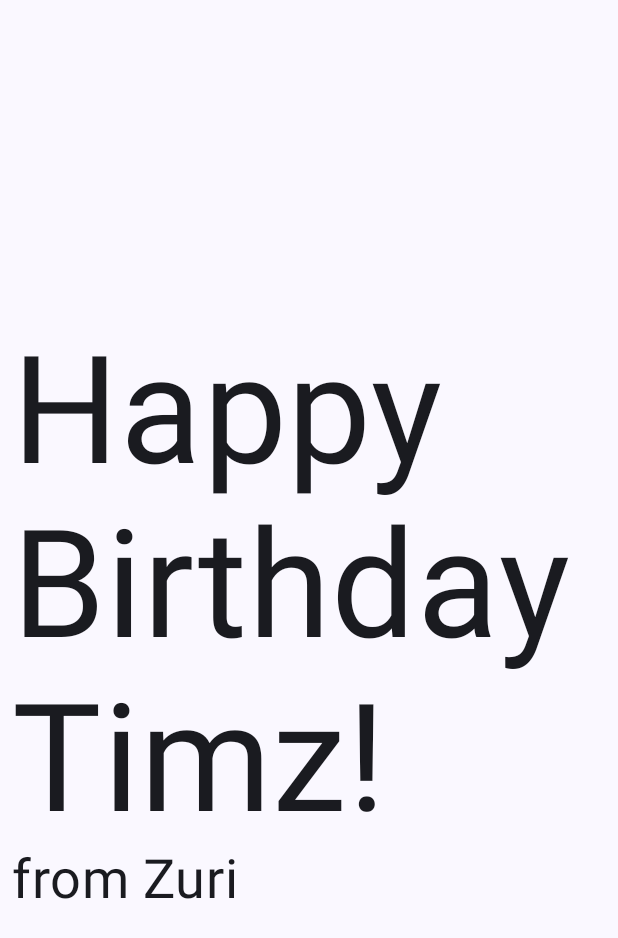
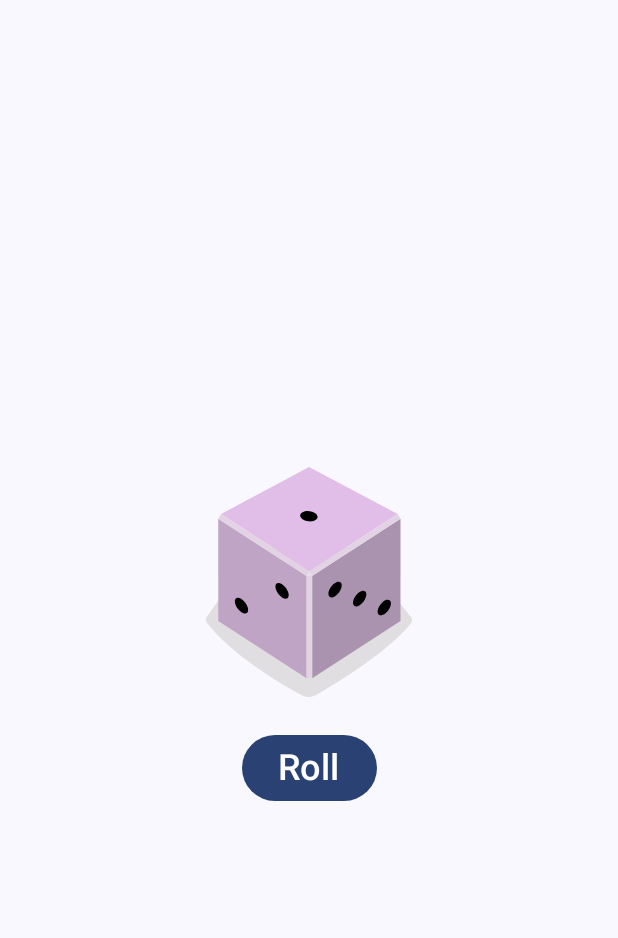
Before and after one commit to TimzOwen/TheAndroidComposeSeries, an Android app built with Jetpack Compose: the screen it shows after launch (MainActivity), on a phone screen of 412 x 824 dp. Shown: the top 938 px of the screen. Run offline under Robolectric (Android 15) with nearby library versions, the phone set to English and light mode, and no system bars; 1 statement that could not run was skipped.

Commit message:
dice roller image

```diff
--- a/app/src/main/java/com/example/happybirthdaycard/MainActivity.kt
+++ b/app/src/main/java/com/example/happybirthdaycard/MainActivity.kt
@@ -4,15 +4,25 @@
 import androidx.activity.ComponentActivity
 import androidx.activity.compose.setContent
 import androidx.activity.enableEdgeToEdge
+import androidx.compose.foundation.Image
 import androidx.compose.foundation.layout.Arrangement
 import androidx.compose.foundation.layout.Column
 import androidx.compose.foundation.layout.fillMaxSize
-import androidx.compose.foundation.layout.padding
+import androidx.compose.foundation.layout.size
+import androidx.compose.foundation.layout.wrapContentSize
+import androidx.compose.material3.Button
 import androidx.compose.material3.MaterialTheme
 import androidx.compose.material3.Surface
 import androidx.compose.material3.Text
 import androidx.compose.runtime.Composable
+import androidx.compose.runtime.getValue
+import androidx.compose.runtime.mutableStateOf
+import androidx.compose.runtime.remember
+import androidx.compose.runtime.setValue
+import androidx.compose.ui.Alignment
 import androidx.compose.ui.Modifier
+import androidx.compose.ui.res.painterResource
+import androidx.compose.ui.res.stringResource
 import androidx.compose.ui.tooling.preview.Preview
 import androidx.compose.ui.unit.dp
 import androidx.compose.ui.unit.sp
@@ -28,44 +38,59 @@
                     modifier = Modifier.fillMaxSize(),
                     color = MaterialTheme.colorScheme.background
                 ) {
-                    GreetingText(
-                        message = "Happy Birthday Timz! ",
-                        from = "from Zuri",
-                        modifier = Modifier.padding(8.dp)
-                    )
+                  DiceApp()
                 }
             }
         }
     }
 }
 
+@Composable
+fun DiceApp() {
+    DiceWithButtonAndImage(modifier = Modifier
+        .fillMaxSize()
+        .wrapContentSize(Alignment.Center))
+}
 
 @Composable
-fun GreetingText(
-    message: String,
-    from: String,
-    modifier: Modifier = Modifier
-) {
+fun DiceWithButtonAndImage(modifier: Modifier = Modifier) {
+
+    var rollNumber by remember { mutableStateOf(1) }
+    val imageResource = when (rollNumber) {
+        1 -> R.drawable.dice_1
+        2 -> R.drawable.dice_2
+        3 -> R.drawable.dice_3
+        4 -> R.drawable.dice_4
+        5 -> R.drawable.dice_5
+        else -> R.drawable.dice_6
+    }
+
     Column(
+        modifier = modifier,
         verticalArrangement = Arrangement.Center,
-        modifier = modifier
+        horizontalAlignment = Alignment.CenterHorizontally
     ) {
-        Text(
-            text = message,
-            fontSize = 100.sp,
-            lineHeight = 116.sp
+        Image(
+            modifier = Modifier.size(200.dp),
+            painter = painterResource(imageResource),
+            contentDescription = stringResource(R.string.dice_image)
         )
-        Text(
-            text = from,
-            fontSize = 36.sp
-        )
+        Button(onClick = {
+            rollNumber = (1..6).random()
+        }) {
+            Text(
+                text = stringResource(R.string.roll),
+                fontSize = 24.sp
+            )
+        }
     }
 }
+
 
 @Preview(showBackground = true)
 @Composable
 fun GreetingPreview() {
     HappyBirthdayCardTheme {
-        GreetingText(message = "Happy Birthday Sam! ", from = "from Emma")
+        DiceWithButtonAndImage()
     }
 }
--- /dev/null
+++ b/app/src/main/res/drawable/dice_1.xml
@@ -0,0 +1,66 @@
+<!--
+  ~ Copyright 2022, The Android Open Source Project
+  ~
+  ~ Licensed under the Apache License, Version 2.0 (the "License");
+  ~ you may not use this file except in compliance with the License.
+  ~ You may obtain a copy of the License at
+  ~
+  ~     http://www.apache.org/licenses/LICENSE-2.0
+  ~
+  ~ Unless required by applicable law or agreed to in writing, software
+  ~ distributed under the License is distributed on an "AS IS" BASIS,
+  ~ WITHOUT WARRANTIES OR CONDITIONS OF ANY KIND, either express or implied.
+  ~ See the License for the specific language governing permissions and
+  ~ limitations under the License.
+  -->
+
+<vector xmlns:android="http://schemas.android.com/apk/res/android"
+    android:width="200dp"
+    android:height="250dp"
+    android:viewportWidth="800"
+    android:viewportHeight="1000">
+    <path
+        android:fillAlpha="0.5"
+        android:fillColor="#C5C4C4"
+        android:pathData="M740.8,635.42c-68.27,90.47 -249.77,201.76 -316,240.63a50.7,50.7 0,0 1,-49.93 0.81c-64.19,-35 -234.09,-133.88 -315.65,-242a14.69,14.69 0,0 1,-0.12 -17.49c77.58,-106.29 159.67,-258.89 341.06,-258.89 182,0 242.19,139.08 340.27,258.88A14.62,14.62 0,0 1,740.8 635.42Z"
+        android:strokeAlpha="0.5" />
+    <path
+        android:fillColor="#AA93AE"
+        android:pathData="M704.9,630l-294.29,191.06l0,-340.85l294.29,-191.06l0,340.85z" />
+    <path
+        android:fillColor="#C0A4C5"
+        android:pathData="M97.59,630l294.29,191.06l0,-340.85l-294.29,-191.06l0,340.85z" />
+    <path
+        android:fillColor="#E1BEE7"
+        android:pathData="M400.14,464.73l-293.19,-191.45l293.19,-156.31l295.39,156.31l-295.39,191.45z" />
+    <path
+        android:fillColor="#E2D3E4"
+        android:pathData="M106.95,273.28l-9.36,15.87l294.29,191.06l8.26,-15.48l-293.19,-191.45z" />
+    <path
+        android:fillColor="#E2D3E4"
+        android:pathData="M695.53,273.28l9.37,15.87l-294.29,191.06l-10.47,-15.48l295.39,-191.45z" />
+    <path
+        android:fillColor="#E2D3E4"
+        android:pathData="M391.88,480.21h18.73v340.85h-18.73z" />
+    <path
+        android:fillColor="#E7DCE8"
+        android:pathData="M400.14,464.73l-8.26,15.48l18.73,0l-10.47,-15.48z" />
+    <path
+        android:fillColor="#000000"
+        android:pathData="M397.45,297.62a16.9,28.71 97.07,1 0,4.16 -33.54a16.9,28.71 97.07,1 0,-4.16 33.54z" />
+    <path
+        android:fillColor="#000000"
+        android:pathData="M297.17,539.02a30.12,16.11 53.82,1 0,26.01 -19.02a30.12,16.11 53.82,1 0,-26.01 19.02z" />
+    <path
+        android:fillColor="#000000"
+        android:pathData="M161.96,588.24a30.12,16.11 53.82,1 0,26.01 -19.02a30.12,16.11 53.82,1 0,-26.01 19.02z" />
+    <path
+        android:fillColor="#000000"
+        android:pathData="M551.15,579.45a30.12,16.11 126.18,1 0,35.56 -48.62a30.12,16.11 126.18,1 0,-35.56 48.62z" />
+    <path
+        android:fillColor="#000000"
+        android:pathData="M469.12,549.58a30.12,16.11 126.18,1 0,35.56 -48.62a30.12,16.11 126.18,1 0,-35.56 48.62z" />
+    <path
+        android:fillColor="#000000"
+        android:pathData="M633.17,609.29a30.12,16.11 126.18,1 0,35.56 -48.62a30.12,16.11 126.18,1 0,-35.56 48.62z" />
+</vector>
--- /dev/null
+++ b/app/src/main/res/drawable/dice_2.xml
@@ -0,0 +1,66 @@
+<!--
+  ~ Copyright 2022, The Android Open Source Project
+  ~
+  ~ Licensed under the Apache License, Version 2.0 (the "License");
+  ~ you may not use this file except in compliance with the License.
+  ~ You may obtain a copy of the License at
+  ~
+  ~     http://www.apache.org/licenses/LICENSE-2.0
+  ~
+  ~ Unless required by applicable law or agreed to in writing, software
+  ~ distributed under the License is distributed on an "AS IS" BASIS,
+  ~ WITHOUT WARRANTIES OR CONDITIONS OF ANY KIND, either express or implied.
+  ~ See the License for the specific language governing permissions and
+  ~ limitations under the License.
+  -->
+
+<vector xmlns:android="http://schemas.android.com/apk/res/android"
+    android:width="200dp"
+    android:height="250dp"
+    android:viewportWidth="800"
+    android:viewportHeight="1000">
+    <path
+        android:fillAlpha="0.5"
+        android:fillColor="#C5C4C4"
+        android:pathData="M740.8,635.42c-68.27,90.47 -249.77,201.76 -316,240.63a50.7,50.7 0,0 1,-49.93 0.81c-64.19,-35 -234.09,-133.88 -315.65,-242a14.69,14.69 0,0 1,-0.12 -17.49c77.58,-106.29 159.67,-258.89 341.06,-258.89 182,0 242.19,139.08 340.27,258.88A14.62,14.62 0,0 1,740.8 635.42Z"
+        android:strokeAlpha="0.5" />
+    <path
+        android:fillColor="#AA93AE"
+        android:pathData="M704.9,630l-294.29,191.06l0,-340.85l294.29,-191.06l0,340.85z" />
+    <path
+        android:fillColor="#C0A4C5"
+        android:pathData="M97.59,630l294.29,191.06l0,-340.85l-294.29,-191.06l0,340.85z" />
+    <path
+        android:fillColor="#E1BEE7"
+        android:pathData="M400.14,464.73l-293.19,-191.45l293.19,-156.31l295.39,156.31l-295.39,191.45z" />
+    <path
+        android:fillColor="#E2D3E4"
+        android:pathData="M106.95,273.28l-9.36,15.87l294.29,191.06l8.26,-15.48l-293.19,-191.45z" />
+    <path
+        android:fillColor="#E2D3E4"
+        android:pathData="M695.53,273.28l9.37,15.87l-294.29,191.06l-10.47,-15.48l295.39,-191.45z" />
+    <path
+        android:fillColor="#E2D3E4"
+        android:pathData="M391.88,480.21h18.73v340.85h-18.73z" />
+    <path
+        android:fillColor="#E7DCE8"
+        android:pathData="M400.14,464.73l-8.26,15.48l18.73,0l-10.47,-15.48z" />
+    <path
+        android:fillColor="#000000"
+        android:pathData="M520.85,303.25a16.9,28.71 97.07,1 0,4.16 -33.54a16.9,28.71 97.07,1 0,-4.16 33.54z" />
+    <path
+        android:fillColor="#000000"
+        android:pathData="M273.33,291.99a16.9,28.71 97.07,1 0,4.16 -33.54a16.9,28.71 97.07,1 0,-4.16 33.54z" />
+    <path
+        android:fillColor="#000000"
+        android:pathData="M229.56,563.64a30.12,16.11 53.82,1 0,26.01 -19.02a30.12,16.11 53.82,1 0,-26.01 19.02z" />
+    <path
+        android:fillColor="#000000"
+        android:pathData="M311.58,533.77a30.12,16.11 53.82,1 0,26.01 -19.02a30.12,16.11 53.82,1 0,-26.01 19.02z" />
+    <path
+        android:fillColor="#000000"
+        android:pathData="M147.54,593.49a30.12,16.11 53.82,1 0,26.01 -19.02a30.12,16.11 53.82,1 0,-26.01 19.02z" />
+    <path
+        android:fillColor="#000000"
+        android:pathData="M551.15,579.45a30.12,16.11 126.18,1 0,35.56 -48.62a30.12,16.11 126.18,1 0,-35.56 48.62z" />
+</vector>
--- /dev/null
+++ b/app/src/main/res/drawable/dice_3.xml
@@ -0,0 +1,66 @@
+<!--
+  ~ Copyright 2022, The Android Open Source Project
+  ~
+  ~ Licensed under the Apache License, Version 2.0 (the "License");
+  ~ you may not use this file except in compliance with the License.
+  ~ You may obtain a copy of the License at
+  ~
+  ~     http://www.apache.org/licenses/LICENSE-2.0
+  ~
+  ~ Unless required by applicable law or agreed to in writing, software
+  ~ distributed under the License is distributed on an "AS IS" BASIS,
+  ~ WITHOUT WARRANTIES OR CONDITIONS OF ANY KIND, either express or implied.
+  ~ See the License for the specific language governing permissions and
+  ~ limitations under the License.
+  -->
+
+<vector xmlns:android="http://schemas.android.com/apk/res/android"
+    android:width="200dp"
+    android:height="250dp"
+    android:viewportWidth="800"
+    android:viewportHeight="1000">
+    <path
+        android:fillAlpha="0.5"
+        android:fillColor="#C5C4C4"
+        android:pathData="M740.8,635.42c-68.27,90.47 -249.77,201.76 -316,240.63a50.7,50.7 0,0 1,-49.93 0.81c-64.19,-35 -234.09,-133.88 -315.65,-242a14.69,14.69 0,0 1,-0.12 -17.49c77.58,-106.29 159.67,-258.89 341.06,-258.89 182,0 242.19,139.08 340.27,258.88A14.62,14.62 0,0 1,740.8 635.42Z"
+        android:strokeAlpha="0.5" />
+    <path
+        android:fillColor="#AA93AE"
+        android:pathData="M704.9,630l-294.29,191.06l0,-340.85l294.29,-191.06l0,340.85z" />
+    <path
+        android:fillColor="#C0A4C5"
+        android:pathData="M97.59,630l294.29,191.06l0,-340.85l-294.29,-191.06l0,340.85z" />
+    <path
+        android:fillColor="#E1BEE7"
+        android:pathData="M400.14,464.73l-293.19,-191.45l293.19,-156.31l295.39,156.31l-295.39,191.45z" />
+    <path
+        android:fillColor="#E2D3E4"
+        android:pathData="M106.95,273.28l-9.36,15.87l294.29,191.06l8.26,-15.48l-293.19,-191.45z" />
+    <path
+        android:fillColor="#E2D3E4"
+        android:pathData="M695.53,273.28l9.37,15.87l-294.29,191.06l-10.47,-15.48l295.39,-191.45z" />
+    <path
+        android:fillColor="#E2D3E4"
+        android:pathData="M391.88,480.21h18.73v340.85h-18.73z" />
+    <path
+        android:fillColor="#E7DCE8"
+        android:pathData="M400.14,464.73l-8.26,15.48l18.73,0l-10.47,-15.48z" />
+    <path
+        android:fillColor="#000000"
+        android:pathData="M398.11,297.62a16.9,28.71 97.07,1 0,4.16 -33.54a16.9,28.71 97.07,1 0,-4.16 33.54z" />
+    <path
+        android:fillColor="#000000"
+        android:pathData="M548.27,304.46a16.9,28.71 97.07,1 0,4.16 -33.54a16.9,28.71 97.07,1 0,-4.16 33.54z" />
+    <path
+        android:fillColor="#000000"
+        android:pathData="M247.95,290.79a16.9,28.71 97.07,1 0,4.16 -33.54a16.9,28.71 97.07,1 0,-4.16 33.54z" />
+    <path
+        android:fillColor="#000000"
+        android:pathData="M229.56,563.64a30.12,16.11 53.82,1 0,26.01 -19.02a30.12,16.11 53.82,1 0,-26.01 19.02z" />
+    <path
+        android:fillColor="#000000"
+        android:pathData="M483.54,554.83a30.12,16.11 126.18,1 0,35.56 -48.62a30.12,16.11 126.18,1 0,-35.56 48.62z" />
+    <path
+        android:fillColor="#000000"
+        android:pathData="M618.75,604.04a30.12,16.11 126.18,1 0,35.56 -48.62a30.12,16.11 126.18,1 0,-35.56 48.62z" />
+</vector>
--- /dev/null
+++ b/app/src/main/res/drawable/dice_4.xml
@@ -0,0 +1,69 @@
+<!--
+  ~ Copyright 2022, The Android Open Source Project
+  ~
+  ~ Licensed under the Apache License, Version 2.0 (the "License");
+  ~ you may not use this file except in compliance with the License.
+  ~ You may obtain a copy of the License at
+  ~
+  ~     http://www.apache.org/licenses/LICENSE-2.0
+  ~
+  ~ Unless required by applicable law or agreed to in writing, software
+  ~ distributed under the License is distributed on an "AS IS" BASIS,
+  ~ WITHOUT WARRANTIES OR CONDITIONS OF ANY KIND, either express or implied.
+  ~ See the License for the specific language governing permissions and
+  ~ limitations under the License.
+  -->
+
+<vector xmlns:android="http://schemas.android.com/apk/res/android"
+    android:width="200dp"
+    android:height="250dp"
+    android:viewportWidth="800"
+    android:viewportHeight="1000">
+    <path
+        android:fillAlpha="0.5"
+        android:fillColor="#C5C4C4"
+        android:pathData="M740.8,635.42c-68.27,90.47 -249.77,201.76 -316,240.63a50.7,50.7 0,0 1,-49.93 0.81c-64.19,-35 -234.09,-133.88 -315.65,-242a14.69,14.69 0,0 1,-0.12 -17.49c77.58,-106.29 159.67,-258.89 341.06,-258.89 182,0 242.19,139.08 340.27,258.88A14.62,14.62 0,0 1,740.8 635.42Z"
+        android:strokeAlpha="0.5" />
+    <path
+        android:fillColor="#AA93AE"
+        android:pathData="M704.9,630l-294.29,191.06l0,-340.85l294.29,-191.06l0,340.85z" />
+    <path
+        android:fillColor="#C0A4C5"
+        android:pathData="M97.59,630l294.29,191.06l0,-340.85l-294.29,-191.06l0,340.85z" />
+    <path
+        android:fillColor="#E1BEE7"
+        android:pathData="M400.14,464.73l-293.19,-191.45l293.19,-156.31l295.39,156.31l-295.39,191.45z" />
+    <path
+        android:fillColor="#E2D3E4"
+        android:pathData="M106.95,273.28l-9.36,15.87l294.29,191.06l8.26,-15.48l-293.19,-191.45z" />
+    <path
+        android:fillColor="#E2D3E4"
+        android:pathData="M695.53,273.28l9.37,15.87l-294.29,191.06l-10.47,-15.48l295.39,-191.45z" />
+    <path
+        android:fillColor="#E2D3E4"
+        android:pathData="M391.88,480.21h18.73v340.85h-18.73z" />
+    <path
+        android:fillColor="#E7DCE8"
+        android:pathData="M400.14,464.73l-8.26,15.48l18.73,0l-10.47,-15.48z" />
+    <path
+        android:fillColor="#000000"
+        android:pathData="M530.08,303.65a16.9,28.71 97.07,1 0,4.16 -33.54a16.9,28.71 97.07,1 0,-4.16 33.54z" />
+    <path
+        android:fillColor="#000000"
+        android:pathData="M389.68,218.17a16.9,28.71 97.07,1 0,4.16 -33.54a16.9,28.71 97.07,1 0,-4.16 33.54z" />
+    <path
+        android:fillColor="#000000"
+        android:pathData="M405.35,377.09a16.9,28.71 97.07,1 0,4.16 -33.54a16.9,28.71 97.07,1 0,-4.16 33.54z" />
+    <path
+        android:fillColor="#000000"
+        android:pathData="M264.95,291.6a16.9,28.71 97.07,1 0,4.16 -33.54a16.9,28.71 97.07,1 0,-4.16 33.54z" />
+    <path
+        android:fillColor="#000000"
+        android:pathData="M297.17,541.59a30.12,16.11 53.82,1 0,26.01 -19.02a30.12,16.11 53.82,1 0,-26.01 19.02z" />
+    <path
+        android:fillColor="#000000"
+        android:pathData="M161.96,590.81a30.12,16.11 53.82,1 0,26.01 -19.02a30.12,16.11 53.82,1 0,-26.01 19.02z" />
+    <path
+        android:fillColor="#000000"
+        android:pathData="M551.15,579.45a30.12,16.11 126.18,1 0,35.56 -48.62a30.12,16.11 126.18,1 0,-35.56 48.62z" />
+</vector>
--- /dev/null
+++ b/app/src/main/res/drawable/dice_5.xml
@@ -0,0 +1,75 @@
+<!--
+  ~ Copyright 2022, The Android Open Source Project
+  ~
+  ~ Licensed under the Apache License, Version 2.0 (the "License");
+  ~ you may not use this file except in compliance with the License.
+  ~ You may obtain a copy of the License at
+  ~
+  ~     http://www.apache.org/licenses/LICENSE-2.0
+  ~
+  ~ Unless required by applicable law or agreed to in writing, software
+  ~ distributed under the License is distributed on an "AS IS" BASIS,
+  ~ WITHOUT WARRANTIES OR CONDITIONS OF ANY KIND, either express or implied.
+  ~ See the License for the specific language governing permissions and
+  ~ limitations under the License.
+  -->
+
+<vector xmlns:android="http://schemas.android.com/apk/res/android"
+    android:width="200dp"
+    android:height="250dp"
+    android:viewportWidth="800"
+    android:viewportHeight="1000">
+    <path
+        android:fillAlpha="0.5"
+        android:fillColor="#C5C4C4"
+        android:pathData="M740.8,635.42c-68.27,90.47 -249.77,201.76 -316,240.63a50.7,50.7 0,0 1,-49.93 0.81c-64.19,-35 -234.09,-133.88 -315.65,-242a14.69,14.69 0,0 1,-0.12 -17.49c77.58,-106.29 159.67,-258.89 341.06,-258.89 182,0 242.19,139.08 340.27,258.88A14.62,14.62 0,0 1,740.8 635.42Z"
+        android:strokeAlpha="0.5" />
+    <path
+        android:fillColor="#AA93AE"
+        android:pathData="M704.9,630l-294.29,191.06l0,-340.85l294.29,-191.06l0,340.85z" />
+    <path
+        android:fillColor="#C0A4C5"
+        android:pathData="M97.59,630l294.29,191.06l0,-340.85l-294.29,-191.06l0,340.85z" />
+    <path
+        android:fillColor="#E1BEE7"
+        android:pathData="M400.14,464.73l-293.19,-191.45l293.19,-156.31l295.39,156.31l-295.39,191.45z" />
+    <path
+        android:fillColor="#E2D3E4"
+        android:pathData="M106.95,273.28l-9.36,15.87l294.29,191.06l8.26,-15.48l-293.19,-191.45z" />
+    <path
+        android:fillColor="#E2D3E4"
+        android:pathData="M695.53,273.28l9.37,15.87l-294.29,191.06l-10.47,-15.48l295.39,-191.45z" />
+    <path
+        android:fillColor="#E2D3E4"
+        android:pathData="M391.88,480.21h18.73v340.85h-18.73z" />
+    <path
+        android:fillColor="#E7DCE8"
+        android:pathData="M400.14,464.73l-8.26,15.48l18.73,0l-10.47,-15.48z" />
+    <path
+        android:fillColor="#000000"
+        android:pathData="M397.05,297.63a16.9,28.71 97.07,1 0,4.16 -33.54a16.9,28.71 97.07,1 0,-4.16 33.54z" />
+    <path
+        android:fillColor="#000000"
+        android:pathData="M547.21,304.45a16.9,28.71 97.07,1 0,4.16 -33.54a16.9,28.71 97.07,1 0,-4.16 33.54z" />
+    <path
+        android:fillColor="#000000"
+        android:pathData="M388.17,207.62a16.9,28.71 97.07,1 0,4.16 -33.54a16.9,28.71 97.07,1 0,-4.16 33.54z" />
+    <path
+        android:fillColor="#000000"
+        android:pathData="M405.93,387.62a16.9,28.71 97.07,1 0,4.16 -33.54a16.9,28.71 97.07,1 0,-4.16 33.54z" />
+    <path
+        android:fillColor="#000000"
+        android:pathData="M246.89,290.79a16.9,28.71 97.07,1 0,4.16 -33.54a16.9,28.71 97.07,1 0,-4.16 33.54z" />
+    <path
+        android:fillColor="#000000"
+        android:pathData="M229.56,563.64a30.12,16.11 53.82,1 0,26.01 -19.02a30.12,16.11 53.82,1 0,-26.01 19.02z" />
+    <path
+        android:fillColor="#000000"
+        android:pathData="M551.15,579.45a30.12,16.11 126.18,1 0,35.56 -48.62a30.12,16.11 126.18,1 0,-35.56 48.62z" />
+    <path
+        android:fillColor="#000000"
+        android:pathData="M469.12,549.58a30.12,16.11 126.18,1 0,35.56 -48.62a30.12,16.11 126.18,1 0,-35.56 48.62z" />
+    <path
+        android:fillColor="#000000"
+        android:pathData="M633.17,609.29a30.12,16.11 126.18,1 0,35.56 -48.62a30.12,16.11 126.18,1 0,-35.56 48.62z" />
+</vector>
--- /dev/null
+++ b/app/src/main/res/drawable/dice_6.xml
@@ -0,0 +1,81 @@
+<!--
+  ~ Copyright 2022, The Android Open Source Project
+  ~
+  ~ Licensed under the Apache License, Version 2.0 (the "License");
+  ~ you may not use this file except in compliance with the License.
+  ~ You may obtain a copy of the License at
+  ~
+  ~     http://www.apache.org/licenses/LICENSE-2.0
+  ~
+  ~ Unless required by applicable law or agreed to in writing, software
+  ~ distributed under the License is distributed on an "AS IS" BASIS,
+  ~ WITHOUT WARRANTIES OR CONDITIONS OF ANY KIND, either express or implied.
+  ~ See the License for the specific language governing permissions and
+  ~ limitations under the License.
+  -->
+
+<vector xmlns:android="http://schemas.android.com/apk/res/android"
+    android:width="200dp"
+    android:height="250dp"
+    android:viewportWidth="800"
+    android:viewportHeight="1000">
+    <path
+        android:fillAlpha="0.5"
+        android:fillColor="#C5C4C4"
+        android:pathData="M740.8,635.42c-68.27,90.47 -249.77,201.76 -316,240.63a50.7,50.7 0,0 1,-49.93 0.81c-64.19,-35 -234.09,-133.88 -315.65,-242a14.69,14.69 0,0 1,-0.12 -17.49c77.58,-106.29 159.67,-258.89 341.06,-258.89 182,0 242.19,139.08 340.27,258.88A14.62,14.62 0,0 1,740.8 635.42Z"
+        android:strokeAlpha="0.5" />
+    <path
+        android:fillColor="#AA93AE"
+        android:pathData="M704.9,630l-294.29,191.06l0,-340.85l294.29,-191.06l0,340.85z" />
+    <path
+        android:fillColor="#C0A4C5"
+        android:pathData="M97.59,630l294.29,191.06l0,-340.85l-294.29,-191.06l0,340.85z" />
+    <path
+        android:fillColor="#E1BEE7"
+        android:pathData="M400.14,464.73l-293.19,-191.45l293.19,-156.31l295.39,156.31l-295.39,191.45z" />
+    <path
+        android:fillColor="#E2D3E4"
+        android:pathData="M106.95,273.28l-9.36,15.87l294.29,191.06l8.26,-15.48l-293.19,-191.45z" />
+    <path
+        android:fillColor="#E2D3E4"
+        android:pathData="M695.53,273.28l9.37,15.87l-294.29,191.06l-10.47,-15.48l295.39,-191.45z" />
+    <path
+        android:fillColor="#E2D3E4"
+        android:pathData="M391.88,480.21h18.73v340.85h-18.73z" />
+    <path
+        android:fillColor="#E7DCE8"
+        android:pathData="M400.14,464.73l-8.26,15.48l18.73,0l-10.47,-15.48z" />
+    <path
+        android:fillColor="#000000"
+        android:pathData="M326.53,254.89a16.9,28.71 97.07,1 0,4.16 -33.54a16.9,28.71 97.07,1 0,-4.16 33.54z" />
+    <path
+        android:fillColor="#000000"
+        android:pathData="M537.57,298.78a16.9,28.71 97.07,1 0,4.16 -33.54a16.9,28.71 97.07,1 0,-4.16 33.54z" />
+    <path
+        android:fillColor="#000000"
+        android:pathData="M397.17,213.3a16.9,28.71 97.07,1 0,4.16 -33.54a16.9,28.71 97.07,1 0,-4.16 33.54z" />
+    <path
+        android:fillColor="#000000"
+        android:pathData="M396.31,381.95a16.9,28.71 97.07,1 0,4.16 -33.54a16.9,28.71 97.07,1 0,-4.16 33.54z" />
+    <path
+        android:fillColor="#000000"
+        android:pathData="M255.91,296.47a16.9,28.71 97.07,1 0,4.16 -33.54a16.9,28.71 97.07,1 0,-4.16 33.54z" />
+    <path
+        android:fillColor="#000000"
+        android:pathData="M466.93,340.37a16.9,28.71 97.07,1 0,4.16 -33.54a16.9,28.71 97.07,1 0,-4.16 33.54z" />
+    <path
+        android:fillColor="#000000"
+        android:pathData="M230,563.64a30.12,16.11 53.82,1 0,26.01 -19.02a30.12,16.11 53.82,1 0,-26.01 19.02z" />
+    <path
+        android:fillColor="#000000"
+        android:pathData="M312.02,533.78a30.12,16.11 53.82,1 0,26.01 -19.02a30.12,16.11 53.82,1 0,-26.01 19.02z" />
+    <path
+        android:fillColor="#000000"
+        android:pathData="M147.96,593.48a30.12,16.11 53.82,1 0,26.01 -19.02a30.12,16.11 53.82,1 0,-26.01 19.02z" />
+    <path
+        android:fillColor="#000000"
+        android:pathData="M483.54,554.83a30.12,16.11 126.18,1 0,35.56 -48.62a30.12,16.11 126.18,1 0,-35.56 48.62z" />
+    <path
+        android:fillColor="#000000"
+        android:pathData="M618.75,604.04a30.12,16.11 126.18,1 0,35.56 -48.62a30.12,16.11 126.18,1 0,-35.56 48.62z" />
+</vector>
--- a/app/src/main/res/values/strings.xml
+++ b/app/src/main/res/values/strings.xml
@@ -1,3 +1,5 @@
 <resources>
     <string name="app_name">HappyBirthdayCard</string>
+    <string name="roll">Roll</string>
+    <string name="dice_image">Dice image</string>
 </resources>
```
